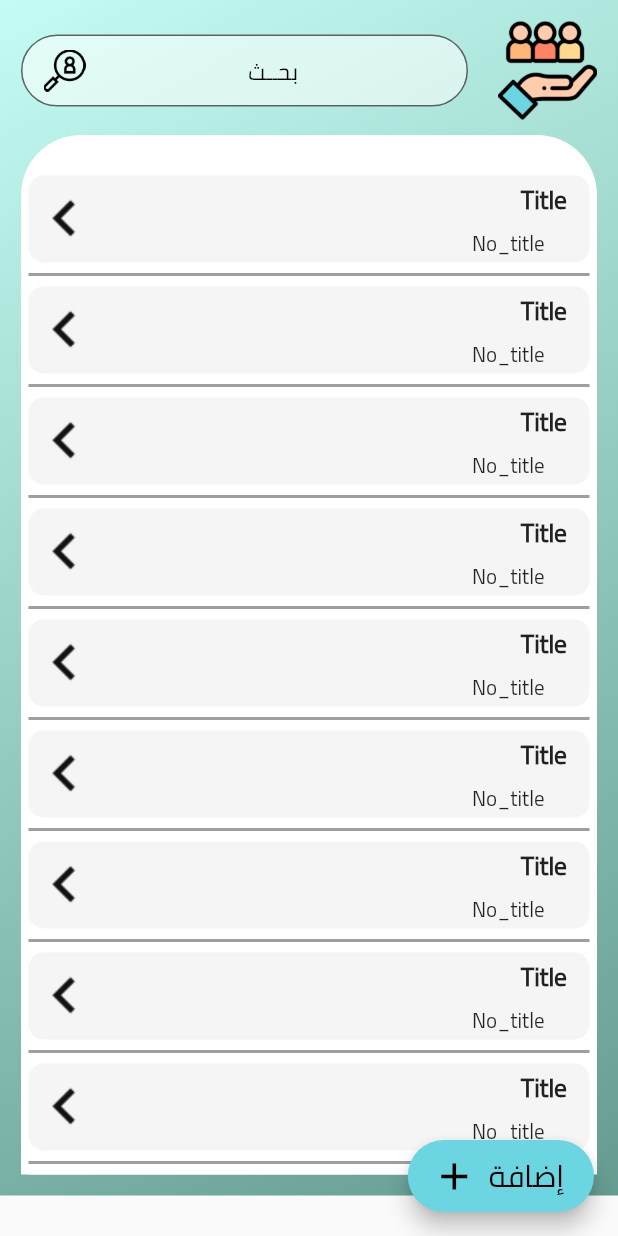
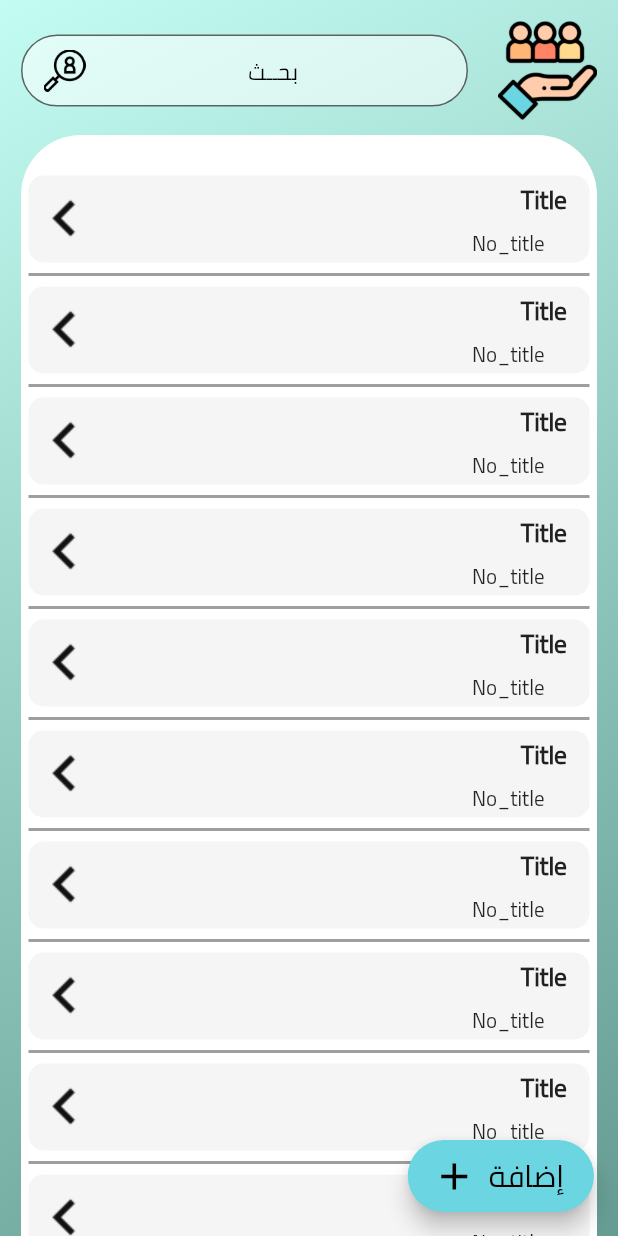
Before and after one commit to EMADOMARAH/elnahwy_tex, a Flutter app: the Client_Select screen opened directly, on a phone screen of 412 x 824 dp. Run offline on Flutter 3.47's test engine with Material 2 defaults, Android fonts, the phone set to English and light mode, and no system bars; our stand-ins replace page_transition, splashscreen.

Commit message:
update scroll

```diff
--- a/lib/ui/screens/client_select/client_select.dart
+++ b/lib/ui/screens/client_select/client_select.dart
@@ -25,9 +25,7 @@ class Client_Select extends StatelessWidget {
           ),
           backgroundColor: Color(0xff6BD5E1),
         ),
-        body: ListView(
-          children: [
-            Container(
+        body: Container(
           decoration: BoxDecoration(
             gradient: new LinearGradient(
               begin: Alignment.topLeft,
@@ -38,6 +36,19 @@ class Client_Select extends StatelessWidget {
               ],
             ),
           ),
+          child: ListView(
+            children: [
+              Container(
+                  /*decoration: BoxDecoration(
+                    gradient: new LinearGradient(
+                      begin: Alignment.topLeft,
+                      end: Alignment.bottomRight,
+                      colors: [
+                        Color(0xffC3FCF2),
+                        Color(0xff659B91),
+                      ],
+                    ),
+                  ),*/
                   child: Padding(
                     padding: EdgeInsets.all(14),
                     child: Column(
@@ -292,6 +303,27 @@ class Client_Select extends StatelessWidget {
                                         color: Colors.black38,
                                         thickness: 2,
                                       ),
+                                      GestureDetector(
+                                          onLongPress: () {
+                                            print('long press');
+                                            _showMyDialog(context);
+                                          },
+                                          onTap: () {
+                                            print('emad selected');
+                                            Navigator.push(
+                                              context,
+                                              PageTransition(
+                                                type:
+                                                PageTransitionType.rightToLeft,
+                                                child: form_client(),
+                                              ),
+                                            );
+                                          },
+                                          child: custom_data("Title", "No_title")),
+                                      Divider(
+                                        color: Colors.black38,
+                                        thickness: 2,
+                                      ),
                                     ],
                                   ),
                                 ),
@@ -302,6 +334,7 @@ class Client_Select extends StatelessWidget {
                     ),
                   )),
             ],
+          ),
         ));
   }
 
```
Lines whose indentation alone changed are shown as unchanged.
